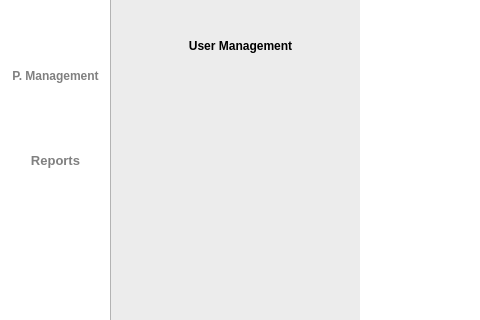
Old version of the form Project SE/ui/settingscreen.ui in the repository Patatims/CCSFEN2_Project; both pictures show x 0 to 480 and y 250 to 570 of the 1200 by 800 pixel window.
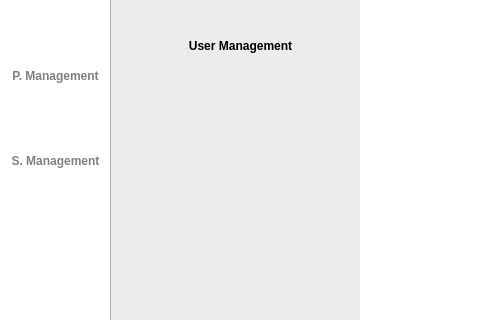
New version of the form. Icons and pictures are not drawn.

What changed in the file:
```diff
--- a/Project SE/ui/settingscreen.ui
+++ b/Project SE/ui/settingscreen.ui
@@ -391,36 +391,6 @@
      <string>Menu</string>
     </property>
    </widget>
-   <widget class="QPushButton" name="reportbtn">
-    <property name="geometry">
-     <rect>
-      <x>15</x>
-      <y>395</y>
-      <width>81</width>
-      <height>31</height>
-     </rect>
-    </property>
-    <property name="styleSheet">
-     <string notr="true">QPushButton{
-    color: rgba(0,0,0, 0.5);
-    font-family: 'Inter';
-    font-size: 13px;
-    font-weight: 500;
-	border:none;
-}
-
-QPushButton:hover{
-color: #FB9722;
-border: 2px solid #FB9722;
-border-radius: 8px;
-background-color: rgba(255, 167, 25, 0.1);
-}
-</string>
-    </property>
-    <property name="text">
-     <string>Reports</string>
-    </property>
-   </widget>
    <widget class="QLabel" name="menuIcon">
     <property name="geometry">
      <rect>
@@ -775,6 +745,35 @@
      <bool>true</bool>
     </property>
    </widget>
+   <widget class="QPushButton" name="reportbtn">
+    <property name="geometry">
+     <rect>
+      <x>5</x>
+      <y>395</y>
+      <width>101</width>
+      <height>31</height>
+     </rect>
+    </property>
+    <property name="styleSheet">
+     <string notr="true">QPushButton{
+    color: rgba(0,0,0, 0.5);
+    font-family: 'Inter';
+    font-size: 12px;
+    font-weight: 500;
+	border:none;
+}
+
+QPushButton:hover{
+color: #FB9722;
+border: 2px solid #FB9722;
+border-radius: 8px;
+background-color: rgba(255, 167, 25, 0.1);
+}</string>
+    </property>
+    <property name="text">
+     <string>S. Management</string>
+    </property>
+   </widget>
    <zorder>sidebar</zorder>
    <zorder>titlebar</zorder>
    <zorder>whitebg</zorder>
```
Left out of the diff: 2 changed lines with no effect on the pictures.
